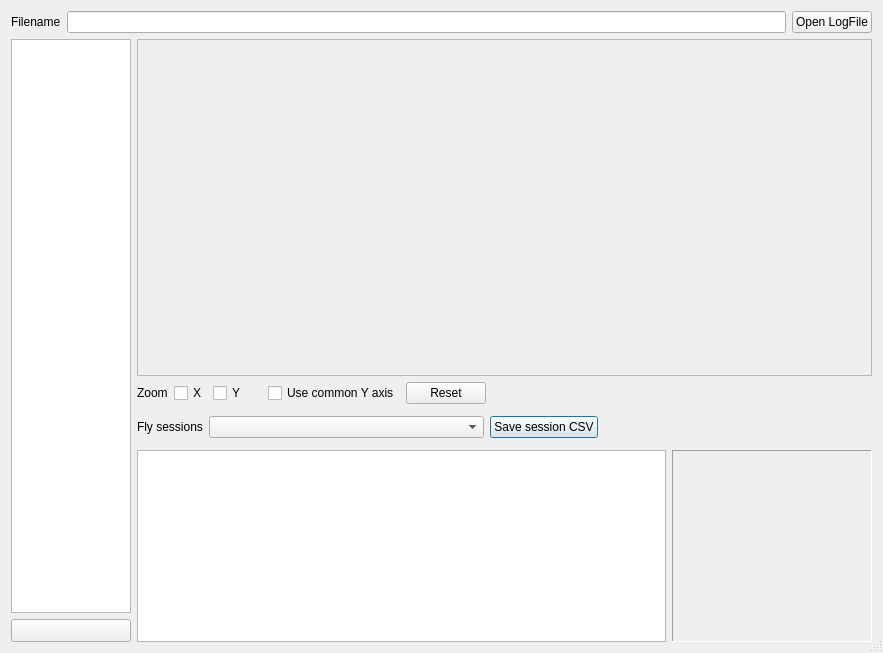
YuraPetrenko1981/testWork1, file companion/src/logsdialog.ui: the form before one commit.
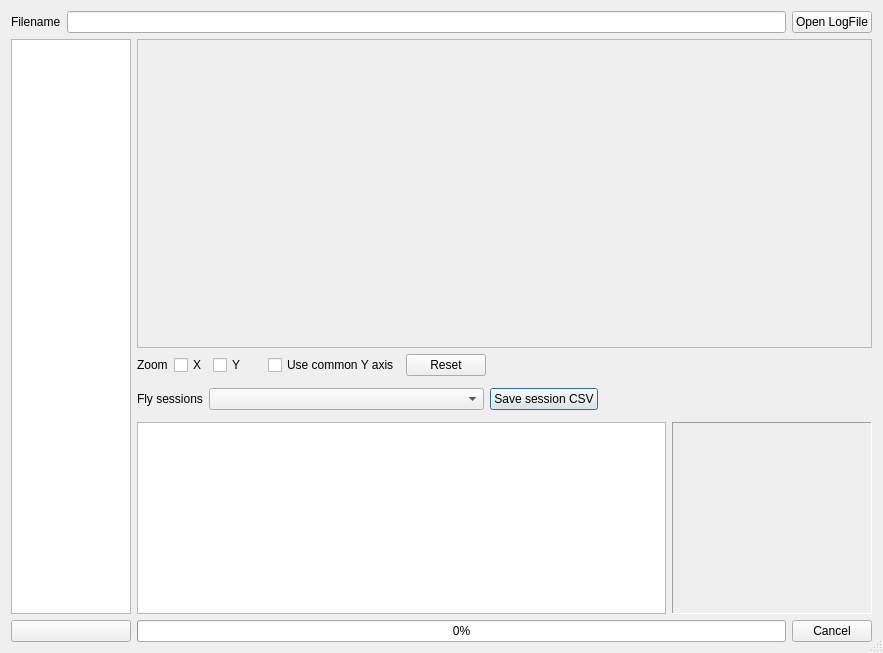
The form after the commit. Icons and pictures are not drawn. Custom widgets are drawn as their Qt base class.

Commit message: загрузка файла сделана в отдельном потоке

Diff of the .ui file:
```diff
--- a/companion/src/logsdialog.ui
+++ b/companion/src/logsdialog.ui
@@ -278,10 +278,43 @@
      </item>
     </layout>
    </item>
-   <item row="6" column="1" rowspan="8">
-    <layout class="QHBoxLayout" name="horizontalLayout_4" stretch="5,1">
-     <item>
-      <widget class="QTableView" name="logTable">
+    <item row="13" column="1">
+     <layout class="QHBoxLayout" name="horizontalLayout_parse">
+      <item>
+       <widget class="QProgressBar" name="parseProgressBar">
+        <property name="visible">
+         <bool>true</bool>
+        </property>
+        <property name="minimum">
+         <number>0</number>
+        </property>
+        <property name="maximum">
+         <number>100</number>
+        </property>
+        <property name="value">
+         <number>0</number>
+        </property>
+        <property name="textVisible">
+         <bool>true</bool>
+        </property>
+       </widget>
+      </item>
+      <item>
+       <widget class="QPushButton" name="parseCancelButton">
+        <property name="visible">
+         <bool>true</bool>
+        </property>
+        <property name="text">
+         <string>Cancel</string>
+        </property>
+       </widget>
+      </item>
+     </layout>
+    </item>
+    <item row="6" column="1" rowspan="7">
+     <layout class="QHBoxLayout" name="horizontalLayout_4" stretch="5,1">
+      <item>
+       <widget class="QTableView" name="logTable">
        <property name="sizePolicy">
         <sizepolicy hsizetype="MinimumExpanding" vsizetype="MinimumExpanding">
          <horstretch>0</horstretch>
```
The commit also changes 2 other files.
